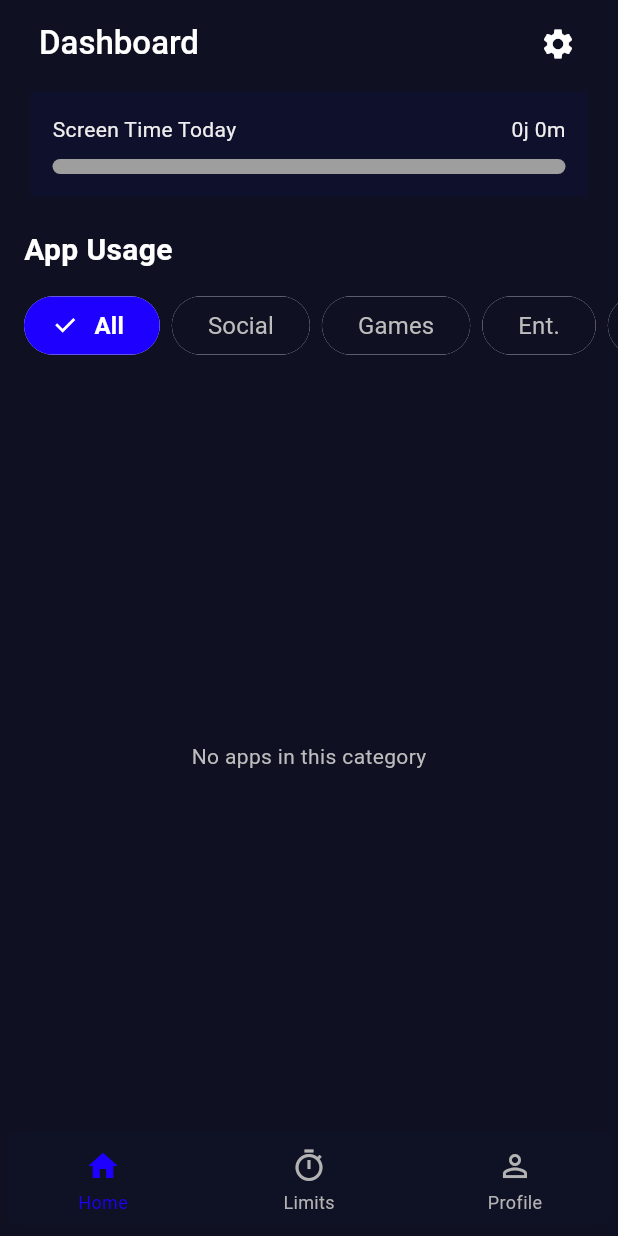
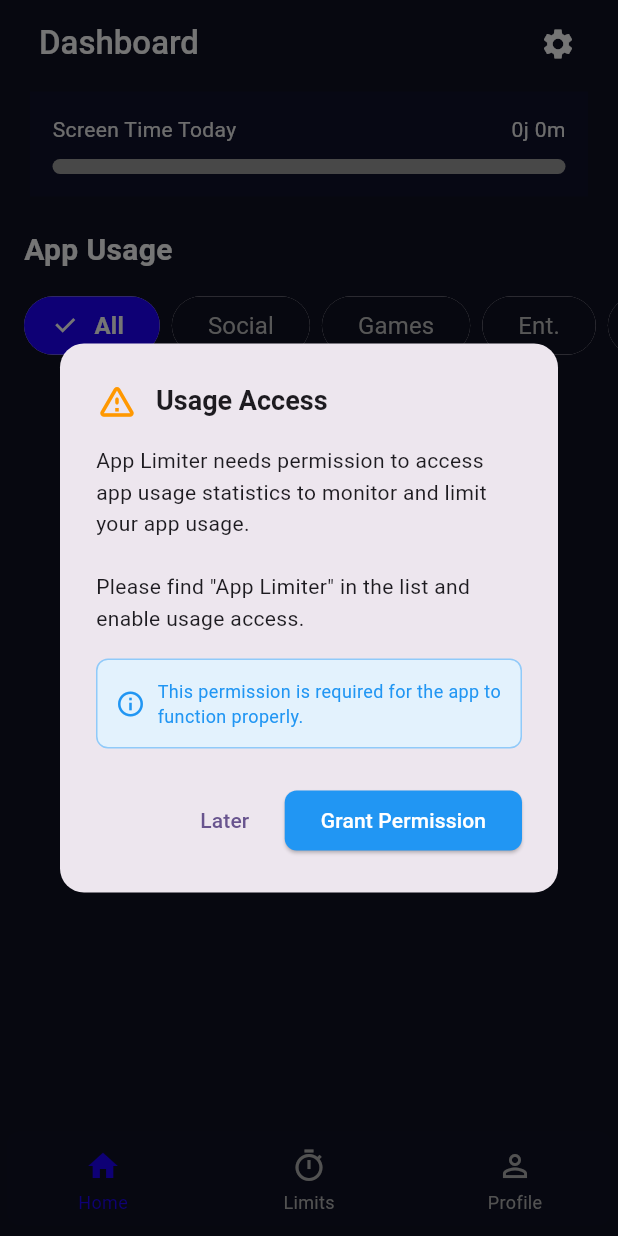
Before and after one commit to achmichael/UAS-Mobile, a Flutter app: the Dashboard screen opened by its route, on a phone screen of 412 x 824 dp. Run offline on Flutter 3.47's test engine with Material 3 defaults, Android fonts, the light colour scheme and no system bars; our stand-ins replace flutter_local_notifications, flutter_secure_storage, flutter_svg, image_picker, permission_handler, plugin_platform_interface; missing offline and left inert: app_usage, art_sweetalert_new, block_app, flutter_background_service, installed_apps, screen_time; accounts and stored records are empty.

Commit message:
feat: Implement permission checks and alerts for overlay and usage access

```diff
--- /dev/null
+++ b/lib/components/permission_alert.dart
@@ -0,0 +1,171 @@
+import 'package:flutter/material.dart';
+import 'package:app_limiter/services/overlay_service.dart';
+import 'package:app_limiter/services/usage_stats_service.dart';
+
+/// Alert dialog to prompt users to grant overlay permission
+class PermissionAlertDialog extends StatelessWidget {
+  final String title;
+  final String message;
+  final VoidCallback onGrantPressed;
+
+  const PermissionAlertDialog({
+    super.key,
+    required this.title,
+    required this.message,
+    required this.onGrantPressed,
+  });
+
+  @override
+  Widget build(BuildContext context) {
+    return AlertDialog(
+      shape: RoundedRectangleBorder(borderRadius: BorderRadius.circular(16)),
+      title: Row(
+        children: [
+          const Icon(Icons.warning_amber_rounded, color: Colors.orange, size: 28),
+          const SizedBox(width: 12),
+          Expanded(
+            child: Text(
+              title,
+              style: const TextStyle(
+                fontSize: 18,
+                fontWeight: FontWeight.bold,
+              ),
+            ),
+          ),
+        ],
+      ),
+      content: Column(
+        mainAxisSize: MainAxisSize.min,
+        crossAxisAlignment: CrossAxisAlignment.start,
+        children: [
+          Text(
+            message,
+            style: const TextStyle(fontSize: 14, height: 1.5),
+          ),
+          const SizedBox(height: 16),
+          Container(
+            padding: const EdgeInsets.all(12),
+            decoration: BoxDecoration(
+              color: Colors.blue.shade50,
+              borderRadius: BorderRadius.circular(8),
+              border: Border.all(color: Colors.blue.shade200),
+            ),
+            child: const Row(
+              children: [
+                Icon(Icons.info_outline, color: Colors.blue, size: 20),
+                SizedBox(width: 8),
+                Expanded(
+                  child: Text(
+                    'This permission is required for the app to function properly.',
+                    style: TextStyle(fontSize: 12, color: Colors.blue),
+                  ),
+                ),
+              ],
+            ),
+          ),
+        ],
+      ),
+      actions: [
+        TextButton(
+          onPressed: () => Navigator.of(context).pop(),
+          child: const Text('Later'),
+        ),
+        ElevatedButton(
+          onPressed: () {
+            Navigator.of(context).pop();
+            onGrantPressed();
+          },
+          style: ElevatedButton.styleFrom(
+            backgroundColor: Colors.blue,
+            foregroundColor: Colors.white,
+            shape: RoundedRectangleBorder(
+              borderRadius: BorderRadius.circular(8),
+            ),
+          ),
+          child: const Text('Grant Permission'),
+        ),
+      ],
+    );
+  }
+}
+
+/// Show permission request dialog for overlay permission
+Future<void> showOverlayPermissionDialog(BuildContext context) async {
+  final overlayService = OverlayService();
+
+  await showDialog(
+    context: context,
+    barrierDismissible: false,
+    builder: (context) => PermissionAlertDialog(
+      title: 'Display Over Other Apps',
+      message: 'App Limiter needs permission to display over other apps to show blocking screens when app limits are reached.\n\nPlease enable this permission in the next screen.',
+      onGrantPressed: () async {
+        await overlayService.requestOverlayPermission();
+
+        // Wait and check if permission was granted
+        await Future.delayed(const Duration(seconds: 2));
+        final hasPermission = await overlayService.hasOverlayPermission();
+
+        if (!hasPermission && context.mounted) {
+          ScaffoldMessenger.of(context).showSnackBar(
+            const SnackBar(
+              content: Text('⚠️ Please grant overlay permission for app blocking to work'),
+              duration: Duration(seconds: 4),
+              backgroundColor: Colors.orange,
+            ),
+          );
+        }
+      },
+    ),
+  );
+}
+
+/// Show permission request dialog for usage stats permission
+Future<void> showUsageStatsPermissionDialog(BuildContext context) async {
+  final usageStatsService = UsageStatsService();
+
+  await showDialog(
+    context: context,
+    barrierDismissible: false,
+    builder: (context) => PermissionAlertDialog(
+      title: 'Usage Access',
+      message: 'App Limiter needs permission to access app usage statistics to monitor and limit your app usage.\n\nPlease find "App Limiter" in the list and enable usage access.',
+      onGrantPressed: () async {
+        await usageStatsService.openUsageAccessSettings();
+
+        // Wait and check if permission was granted
+        await Future.delayed(const Duration(seconds: 2));
+        final hasPermission = await usageStatsService.hasUsageAccessPermission();
+
+        if (!hasPermission && context.mounted) {
+          ScaffoldMessenger.of(context).showSnackBar(
+            const SnackBar(
+              content: Text('⚠️ Please grant usage access permission for app monitoring to work'),
+              duration: Duration(seconds: 4),
+              backgroundColor: Colors.orange,
+            ),
+          );
+        }
+      },
+    ),
+  );
+}
+
+/// Check and request all required permissions
+Future<void> checkAndRequestAllPermissions(BuildContext context) async {
+  final overlayService = OverlayService();
+  final usageStatsService = UsageStatsService();
+
+  // Check usage stats permission
+  final hasUsageStats = await usageStatsService.hasUsageAccessPermission();
+  if (!hasUsageStats && context.mounted) {
+    await showUsageStatsPermissionDialog(context);
+    await Future.delayed(const Duration(milliseconds: 500));
+  }
+
+  // Check overlay permission
+  final hasOverlay = await overlayService.hasOverlayPermission();
+  if (!hasOverlay && context.mounted) {
+    await showOverlayPermissionDialog(context);
+  }
+}
--- a/lib/services/app_monitor_service.dart
+++ b/lib/services/app_monitor_service.dart
@@ -57,10 +57,25 @@
 void onStart(ServiceInstance service) async {
   DartPluginRegistrant.ensureInitialized();
 
-  print('onstart started');
+  print('[AppMonitor] ========== SERVICE STARTED ==========');
 
   final usageStatsService = UsageStatsService();
   final overlayPlugin = AppLimiterPlugin();
+
+  // Check overlay permission at service start
+  try {
+    final hasOverlayPermission = await overlayPlugin.hasOverlayPermission();
+    print('[AppMonitor] Overlay permission status: $hasOverlayPermission');
+
+    if (!hasOverlayPermission) {
+      print('[AppMonitor] ⚠️ WARNING: Overlay permission not granted!');
+      print('[AppMonitor] Please grant overlay permission in app settings');
+    } else {
+      print('[AppMonitor] ✅ Overlay permission granted');
+    }
+  } catch (e) {
+    print('[AppMonitor] ❌ Error checking overlay permission: $e');
+  }
 
   if (service is AndroidServiceInstance) {
     service.setForegroundNotificationInfo(
@@ -76,6 +91,8 @@
 
   final Set<String> blockedApps = {};
 
+  print('[AppMonitor] Starting monitoring loop...');
+
   Timer.periodic(const Duration(seconds: 1), (timer) async {
     try {
       final limitsByKey = await _fetchLimits();
@@ -89,6 +106,21 @@
       print('foregroundApp: $foregroundApp');
       if (foregroundApp == null || foregroundApp.isEmpty) return;
 
+      // IMPORTANT: Don't block the App Limiter app itself!
+      if (foregroundApp == 'com.example.app_limiter') {
+        print('[AppMonitor] ⚠️ Skipping - cannot block App Limiter itself!');
+        // Remove from blocked list if it was added by mistake
+        if (blockedApps.contains(foregroundApp)) {
+          blockedApps.remove(foregroundApp);
+          try {
+            await overlayPlugin.hideOverlay();
+          } catch (e) {
+            print('[AppMonitor] Error hiding overlay: $e');
+          }
+        }
+        return;
+      }
+
       final limit = findLimitMinutesForApp(
         limitsByKey,
         packageName: foregroundApp,
@@ -101,22 +133,49 @@
       final todayMinutes = await usageStatsService.getAppUsageToday(foregroundApp);
 
       print('todayMinutes: $todayMinutes');
+      print('[AppMonitor] Comparison: $todayMinutes >= $limit = ${todayMinutes >= limit}');
+
       if (todayMinutes >= limit) {
+        print('⚠️ App limit reached for duration $foregroundApp');
+        print('Already blocked apps: $blockedApps');
+        print('Is $foregroundApp already blocked? ${blockedApps.contains(foregroundApp)}');
+
         if (!blockedApps.contains(foregroundApp)) {
           blockedApps.add(foregroundApp);
+          print('🔒 Blocking app: $foregroundApp');
+          print('Blocked apps after adding: $blockedApps');
 
           // Show overlay using plugin
           try {
+            print('📱 Calling showCustomOverlay for: $foregroundApp');
             await overlayPlugin.showCustomOverlay(foregroundApp);
+            print('✅ showCustomOverlay completed successfully');
           } catch (e) {
-            print('[AppMonitor] Error showing overlay: $e');
+            print('❌ [AppMonitor] Error showing overlay: $e');
+            print('Stack trace: ${StackTrace.current}');
           }
 
+          // Invoke event to notify main app
+          try {
+            print('📢 Invoking appLimitReachedEvent');
             service.invoke(appLimitReachedEvent, {
               'appName': foregroundApp,
               'limitMinutes': limit,
               'usageMinutes': todayMinutes,
             });
+            print('✅ Event invoked successfully');
+          } catch (e) {
+            print('❌ Error invoking event: $e');
+          }
+        } else {
+          // App is already blocked but still in foreground - ensure overlay is showing
+          print('ℹ️ $foregroundApp already blocked, ensuring overlay is visible...');
+          try {
+            // Re-show overlay to ensure it's still visible
+            await overlayPlugin.showCustomOverlay(foregroundApp);
+          } catch (e) {
+            print('❌ Error re-showing overlay: $e');
+          }
         }
       } else {
         if (blockedApps.contains(foregroundApp)) {
```
Also changed, not shown: lib/screens/dashboard.dart (+11 -0 lines). Lines whose indentation alone changed are shown as unchanged.
